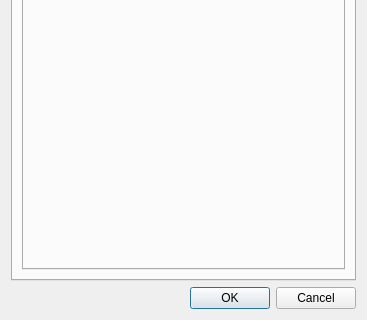
Rosalie241/RMG, file Source/RMG-Input/UserInterface/OptionsDialog.ui: the form before one commit; both pictures show x 0 to 367 and y 144 to 464 of the 367 by 464 pixel window.
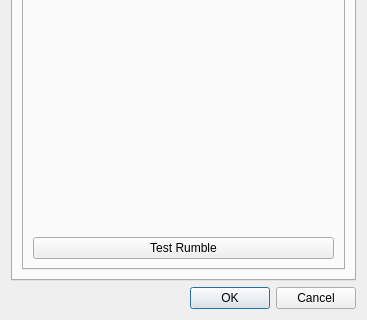
The form after the commit. Icons and pictures are not drawn.

Commit message: RMG-Input: implement 'Test Rumble' button in the options dialog

Patch:
```diff
--- a/Source/RMG-Input/UserInterface/OptionsDialog.ui
+++ b/Source/RMG-Input/UserInterface/OptionsDialog.ui
@@ -82,6 +82,13 @@
              </property>
             </spacer>
            </item>
+           <item>
+            <widget class="QPushButton" name="testRumbleButton">
+             <property name="text">
+              <string>Test Rumble</string>
+             </property>
+            </widget>
+           </item>
           </layout>
          </widget>
          <widget class="QWidget" name="tab_3">
```
Left out of the diff: 10 changed lines with no effect on the pictures. The commit also changes 5 other files.
